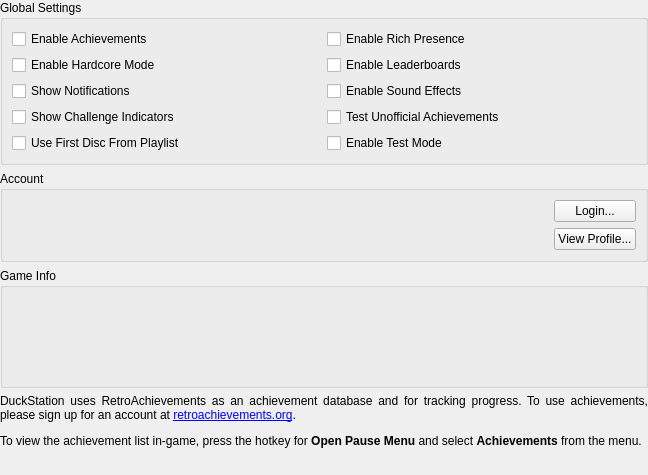
This is src/duckstation-qt/achievementsettingswidget.ui in kofxi3584karlayang/duckstation as Qt 5 draws it before an edit. The edited form follows.
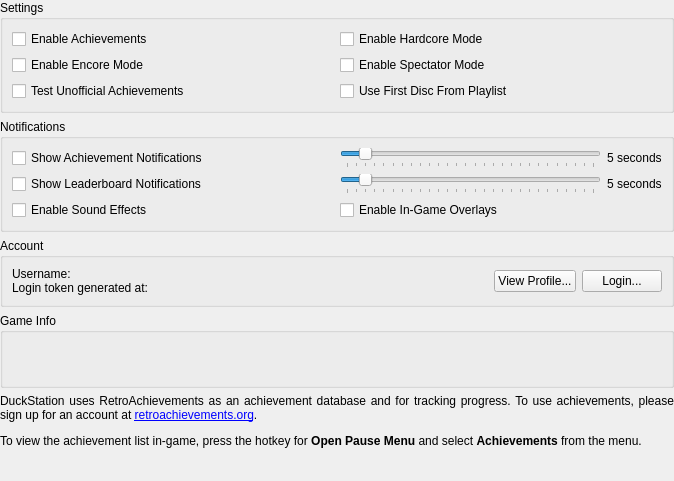
This is the edited form.

Commit message: Achievements: Switch to rc_client

Patch:
```diff
--- a/src/duckstation-qt/achievementsettingswidget.ui
+++ b/src/duckstation-qt/achievementsettingswidget.ui
@@ -6,8 +6,8 @@
    <rect>
     <x>0</x>
     <y>0</y>
-    <width>648</width>
-    <height>475</height>
+    <width>674</width>
+    <height>481</height>
    </rect>
   </property>
   <property name="windowTitle">
@@ -29,20 +29,13 @@
    <item>
     <widget class="QGroupBox" name="groupBox">
      <property name="title">
-      <string>Global Settings</string>
+      <string>Settings</string>
      </property>
      <layout class="QGridLayout" name="gridLayout">
-      <item row="0" column="1">
-       <widget class="QCheckBox" name="richPresence">
-        <property name="text">
-         <string>Enable Rich Presence</string>
-        </property>
-       </widget>
-      </item>
       <item row="1" column="1">
        <widget class="QCheckBox" name="leaderboards">
         <property name="text">
-         <string>Enable Leaderboards</string>
+         <string>Enable Spectator Mode</string>
         </property>
        </widget>
       </item>
@@ -53,52 +46,146 @@
         </property>
        </widget>
       </item>
+      <item row="2" column="0">
+       <widget class="QCheckBox" name="unofficialAchievements">
+        <property name="text">
+         <string>Test Unofficial Achievements</string>
+        </property>
+       </widget>
+      </item>
       <item row="1" column="0">
-       <widget class="QCheckBox" name="challengeMode">
+       <widget class="QCheckBox" name="encoreMode">
+        <property name="text">
+         <string>Enable Encore Mode</string>
+        </property>
+       </widget>
+      </item>
+      <item row="0" column="1">
+       <widget class="QCheckBox" name="hardcoreMode">
         <property name="text">
          <string>Enable Hardcore Mode</string>
         </property>
        </widget>
       </item>
-      <item row="3" column="0">
-       <widget class="QCheckBox" name="primedIndicators">
-        <property name="text">
-         <string>Show Challenge Indicators</string>
-        </property>
-       </widget>
-      </item>
-      <item row="4" column="0">
+      <item row="2" column="1">
        <widget class="QCheckBox" name="useFirstDiscFromPlaylist">
         <property name="text">
          <string>Use First Disc From Playlist</string>
         </property>
        </widget>
       </item>
-      <item row="4" column="1">
-       <widget class="QCheckBox" name="testMode">
+     </layout>
+    </widget>
+   </item>
+   <item>
+    <widget class="QGroupBox" name="notificationBox">
+     <property name="title">
+      <string>Notifications</string>
+     </property>
+     <layout class="QGridLayout" name="gridLayout_2" columnstretch="1,1">
+      <item row="0" column="1">
+       <layout class="QHBoxLayout" name="horizontalLayout_3" stretch="1,0">
+        <item>
+         <widget class="QSlider" name="achievementNotificationsDuration">
+          <property name="minimum">
+           <number>3</number>
+          </property>
+          <property name="maximum">
+           <number>30</number>
+          </property>
+          <property name="pageStep">
+           <number>1</number>
+          </property>
+          <property name="value">
+           <number>5</number>
+          </property>
+          <property name="orientation">
+           <enum>Qt::Horizontal</enum>
+          </property>
+          <property name="invertedAppearance">
+           <bool>false</bool>
+          </property>
+          <property name="tickPosition">
+           <enum>QSlider::TicksBelow</enum>
+          </property>
+          <property name="tickInterval">
+           <number>1</number>
+          </property>
+         </widget>
+        </item>
+        <item>
+         <widget class="QLabel" name="achievementNotificationsDurationLabel">
+          <property name="text">
+           <string>5 seconds</string>
+          </property>
+         </widget>
+        </item>
+       </layout>
+      </item>
+      <item row="0" column="0">
+       <widget class="QCheckBox" name="achievementNotifications">
         <property name="text">
-         <string>Enable Test Mode</string>
+         <string>Show Achievement Notifications</string>
         </property>
        </widget>
       </item>
-      <item row="3" column="1">
-       <widget class="QCheckBox" name="unofficialTestMode">
+      <item row="1" column="1">
+       <layout class="QHBoxLayout" name="horizontalLayout_2" stretch="1,0">
+        <item>
+         <widget class="QSlider" name="leaderboardNotificationsDuration">
+          <property name="minimum">
+           <number>3</number>
+          </property>
+          <property name="maximum">
+           <number>30</number>
+          </property>
+          <property name="pageStep">
+           <number>1</number>
+          </property>
+          <property name="value">
+           <number>5</number>
+          </property>
+          <property name="orientation">
+           <enum>Qt::Horizontal</enum>
+          </property>
+          <property name="invertedAppearance">
+           <bool>false</bool>
+          </property>
+          <property name="tickPosition">
+           <enum>QSlider::TicksBelow</enum>
+          </property>
+          <property name="tickInterval">
+           <number>1</number>
+          </property>
+         </widget>
+        </item>
+        <item>
+         <widget class="QLabel" name="leaderboardNotificationsDurationLabel">
+          <property name="text">
+           <string>5 seconds</string>
+          </property>
+         </widget>
+        </item>
+       </layout>
+      </item>
+      <item row="1" column="0">
+       <widget class="QCheckBox" name="leaderboardNotifications">
         <property name="text">
-         <string>Test Unofficial Achievements</string>
+         <string>Show Leaderboard Notifications</string>
         </property>
        </widget>
       </item>
-      <item row="2" column="1">
+      <item row="2" column="0">
        <widget class="QCheckBox" name="soundEffects">
         <property name="text">
          <string>Enable Sound Effects</string>
         </property>
        </widget>
       </item>
-      <item row="2" column="0">
-       <widget class="QCheckBox" name="notifications">
+      <item row="2" column="1">
+       <widget class="QCheckBox" name="overlays">
         <property name="text">
-         <string>Show Notifications</string>
+         <string>Enable In-Game Overlays</string>
         </property>
        </widget>
       </item>
@@ -113,20 +200,17 @@
      <layout class="QHBoxLayout" name="horizontalLayout" stretch="1,0">
       <item>
        <widget class="QLabel" name="loginStatus">
+        <property name="text">
+         <string>Username:
+Login token generated at:</string>
+        </property>
         <property name="alignment">
          <set>Qt::AlignLeading|Qt::AlignLeft|Qt::AlignTop</set>
         </property>
        </widget>
       </item>
       <item>
-       <layout class="QVBoxLayout" name="verticalLayout_2">
-        <item>
-         <widget class="QPushButton" name="loginButton">
-          <property name="text">
-           <string>Login...</string>
-          </property>
-         </widget>
-        </item>
+       <layout class="QHBoxLayout" name="horizontalLayout_4">
         <item>
          <widget class="QPushButton" name="viewProfile">
           <property name="text">
@@ -134,6 +218,13 @@
           </property>
          </widget>
         </item>
+        <item>
+         <widget class="QPushButton" name="loginButton">
+          <property name="text">
+           <string>Login...</string>
+          </property>
+         </widget>
+        </item>
        </layout>
       </item>
      </layout>
@@ -144,7 +235,7 @@
      <property name="minimumSize">
       <size>
        <width>0</width>
-       <height>120</height>
+       <height>75</height>
       </size>
      </property>
      <property name="title">
```
Left out of the diff: 2 changed lines with no effect on the pictures. The commit also changes 27 other files.
